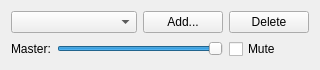
Above: MusicCtrlUi.ui from Veggie13/Genesis1 before the change. Below: the same form after it.
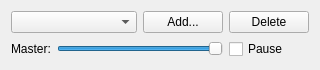
That is the form after the change.

Commit message: Changed Mute to Pause in GUI.

The edit to the form file:
```diff
--- a/MusicCtrlUi.ui
+++ b/MusicCtrlUi.ui
@@ -91,7 +91,7 @@
    <item row="1" column="2" >
     <widget class="QCheckBox" name="m_musicMuteChk" >
      <property name="text" >
-      <string>Mute</string>
+      <string>Pause</string>
      </property>
     </widget>
    </item>
```
The commit also changes 3 other files.
